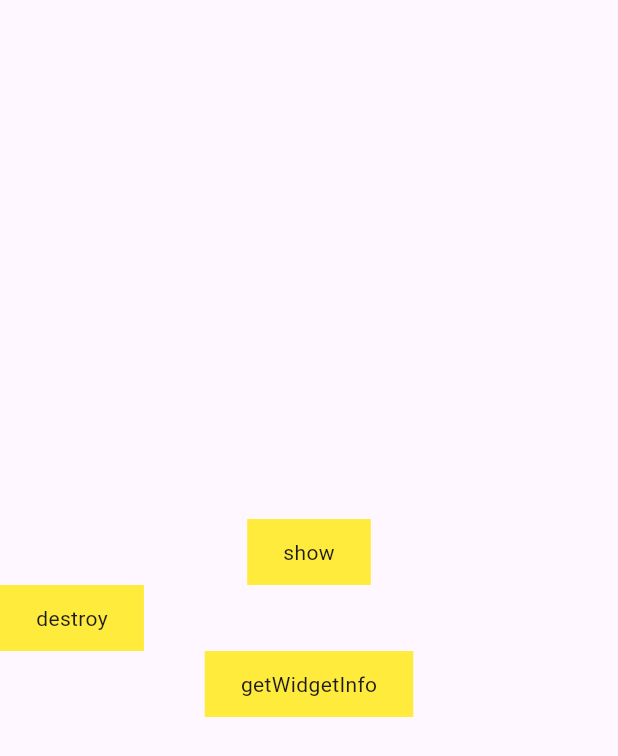
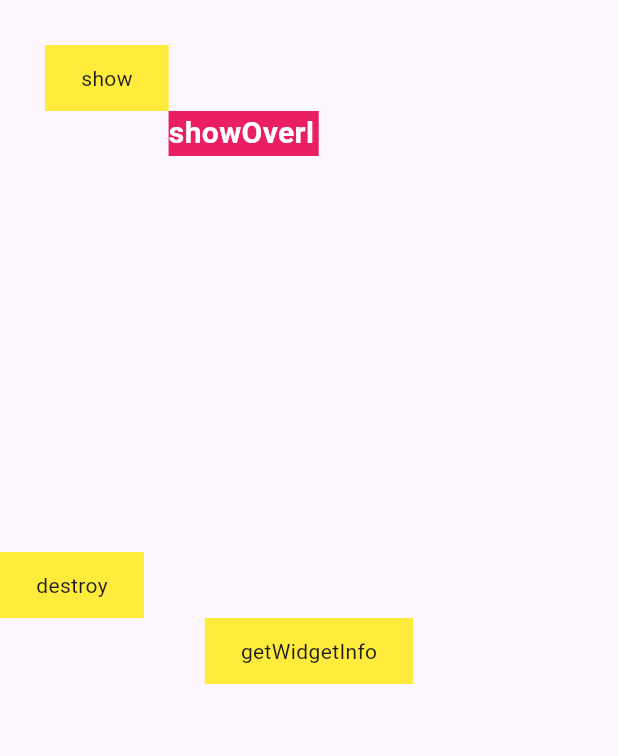
Before and after one commit to quoctran1/tranning, a Flutter app: the OverlayScreen screen opened directly, after a tap on "show", on a phone screen of 412 x 824 dp. Shown: the top 756 px of the screen. Run offline on Flutter 3.47's test engine with Material 2 defaults, Android fonts, the phone set to English and light mode, and no system bars; our stand-ins replace flutter_bloc.

Commit message:
update: add overlay logic

```diff
--- a/lib/main.dart
+++ b/lib/main.dart
@@ -21,8 +21,8 @@ class MyApp extends StatelessWidget {
   @override
   Widget build(BuildContext context) {
     return GestureDetector(
-      onTap: () {
-        WidgetsBinding.instance.focusManager.primaryFocus?.unfocus();
+      onTap: (){
+        WidgetsBinding.instance.focusManager.primaryFocus!.unfocus();
       },
       child: MaterialApp(
         title: 'Flutter Demo',
@@ -32,7 +32,7 @@ class MyApp extends StatelessWidget {
           useMaterial3: true,
         ),
         home: Scaffold(
-          body: FocusScreen(),
+          body: OverlayScreen(),
         ),
       ),
     );
--- a/lib/overlay/overlay_screen.dart
+++ b/lib/overlay/overlay_screen.dart
@@ -11,9 +11,12 @@ class OverlayScreen extends StatefulWidget {
 class _OverlayScreenState extends State<OverlayScreen> {
   OverlayEntry? overlayEntry;
   OverlayState? overlayState;
-  GlobalKey buttonKey = GlobalKey();
   ValueNotifier<Offset> dragValue = ValueNotifier(Offset(20, 20));
   LayerLink layerLink = LayerLink();
+
+  GlobalKey buttonKey = GlobalKey();
+  ValueNotifier<Offset> offsetValue =
+      ValueNotifier(const Offset(30, 30));
 
   @override
   void initState() {
@@ -23,18 +26,33 @@ class _OverlayScreenState extends State<OverlayScreen> {
   @override
   Widget build(BuildContext context) {
     return Scaffold(
-        body: Stack(
+        body: GestureDetector(
+      onPanUpdate: (DragUpdateDetails detail) {
+        print(detail.delta);
+        final offset= offsetValue.value+detail.delta;
+        offsetValue.value=offset;
+      },
+      child: ValueListenableBuilder(
+        builder: (BuildContext context, value, Widget? child) {
+          return Stack(
             children: [
-        Column(
-          mainAxisAlignment: MainAxisAlignment.center,
-          children: [
-            ButtonClick(
+              Positioned(
+                top: offsetValue.value.dy,
+                left: offsetValue.value.dx,
+                child: CompositedTransformTarget(
+                  link: layerLink,
+                  child: ButtonClick(
                     key: buttonKey,
                     title: 'show',
                     onTap: () {
                       showOverlay();
                     },
                   ),
+                ),
+              ),
+              Column(
+                mainAxisAlignment: MainAxisAlignment.center,
+                children: [
                   Row(
                     children: [
                       ButtonClick(
@@ -55,17 +73,54 @@ class _OverlayScreenState extends State<OverlayScreen> {
               ),
               // Positioned(top: 420, left:50.5, child: draw()),
             ],
+          );
+        },
+        valueListenable: offsetValue,
+      ),
     ));
   }
 
-  void showOverlay() {}
+  void showOverlay() {
+    final offset = getWidgetInfo();
+    overlayEntry = OverlayEntry(builder: (BuildContext context) {
+      return Positioned(
+        left: offset.dx,
+        top: offset.dy,
 
-  void destroy() {}
+        child: CompositedTransformFollower(
+          link: layerLink,
+          targetAnchor:Alignment.bottomRight,
+          child: Container(
+            constraints: const BoxConstraints(
+              maxWidth: 100,
+              maxHeight: 30,
+            ),
+            color: Colors.pink.withOpacity(0.3),
+            child: const Material(
+              color: Colors.pink,
+              child: Text('showOverlay',
+                  style: TextStyle(
+                      fontSize: 20,
+                      fontWeight: FontWeight.bold,
+                      color: Colors.white)),
+            ),
+          ),
+        ),
+      );
+    });
+    overlayState = Overlay.of(context);
+    overlayState!.insert(overlayEntry!);
+  }
+
+  void destroy() {
+    overlayEntry!.remove();
+  }
 
   Offset getWidgetInfo() {
     final result =
         buttonKey.currentContext!.findRenderObject() as RenderBox;
-    final offset = result.localToGlobal((Offset.zero));
+    final offset =
+        result.localToGlobal(result.size.bottomRight((Offset.zero)));
     return offset;
   }
 
```
Lines whose indentation alone changed are shown as unchanged.
